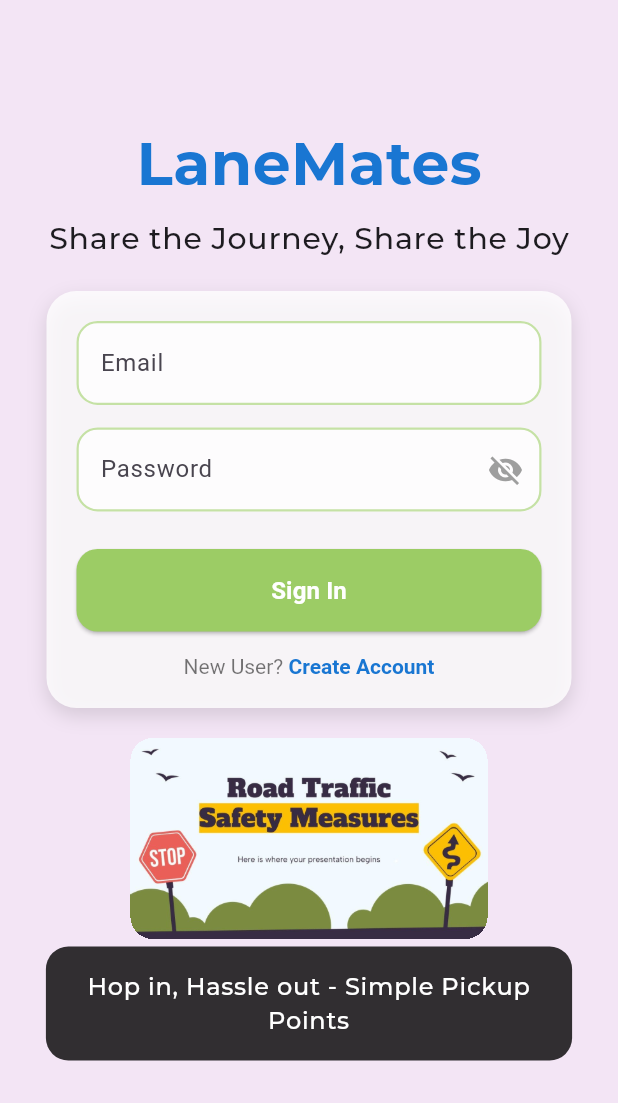
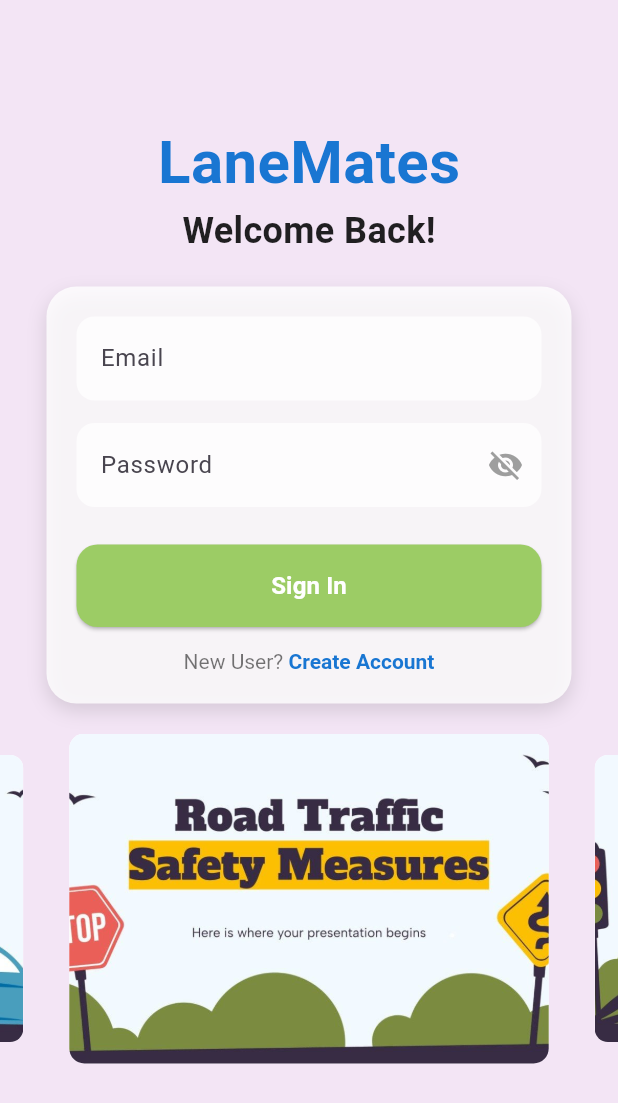
Before and after one commit to sirius54817/LaneMate_Provider, a Flutter app: the screen it shows after launch, on a phone screen of 412 x 824 dp. Shown: the top 1103 px of the screen. Run offline on Flutter 3.47's test engine with Material 3 defaults, Android fonts, the phone set to English and light mode, and no system bars; drawn by our look-alikes of carousel_slider; our stand-ins replace cloud_firestore, firebase_auth, firebase_core, firebase_storage, fluttertoast, geolocator and 7 more; missing offline and left inert: flutter_polyline_points; accounts and stored records are empty.

Commit message:
Update: Fix Login Logic

```diff
--- a/lib/pages/login.dart
+++ b/lib/pages/login.dart
@@ -5,8 +5,7 @@ import 'package:ecub_delivery/pages/signup.dart';
 import 'package:ecub_delivery/services/auth_service.dart';
 import 'package:ecub_delivery/pages/navigation.dart';
 import 'package:cloud_firestore/cloud_firestore.dart';
-import 'package:google_fonts/google_fonts.dart';
-
+import 'package:firebase_auth/firebase_auth.dart';
 
 class Login extends StatefulWidget {
   const Login({Key? key}) : super(key: key);
@@ -24,18 +23,7 @@ class _LoginState extends State<Login> {
     'assets/carousel1.png',
     'assets/carousel2.png',
     'assets/carousel3.png',
-    'assets/carousel4.png',
   ];
-
-  // Add new field for captions
-  final List<String> carouselCaptions = [
-    "Hop in, Hassle out - Simple Pickup Points",
-    "Always There When You Need",
-    "Smooth Rides, Smoother Payments",
-    "Perfect Pickup, Perfect Journey"
-  ];
-
-  int _currentCarouselIndex = 0;
 
   @override
   void dispose() {
@@ -58,31 +46,20 @@ class _LoginState extends State<Login> {
                 const SizedBox(height: 80),
                 Text(
                   'LaneMates',
-                  style: GoogleFonts.montserrat(
+                  style: TextStyle(
                     fontSize: 40,
                     fontWeight: FontWeight.bold,
                     color: Colors.blue.shade700,
                   ),
                 ),
-
-                const SizedBox(height: 8),
-
                 Text(
-                  'Share the Journey, Share the Joy',
-                  style: GoogleFonts.montserrat(
-                    fontSize: 20,
-                    fontWeight: FontWeight.w500,
-                    // color: Colors.blue.shade600,
-                    letterSpacing: 0.5,
+                  'Welcome Back!',
+                  style: TextStyle(
+                    fontSize: 24,
+                    fontWeight: FontWeight.w600,
+                    color: Colors.black87,
                   ),
                 ),
-                // Text(
-                //   'Welcome Back!',
-                //   style: TextStyle(
-                //     fontSize: 24,
-                //     fontWeight: FontWeight.w600,
-                //     color: Colors.black87,
-                //   ),
                 const SizedBox(height: 20),
                 SingleChildScrollView(
                   physics: const NeverScrollableScrollPhysics(),
@@ -151,92 +128,37 @@ class _LoginState extends State<Login> {
   }
 
   Widget _bottomCarousel() {
-    return Column(
-      children: [
-        CarouselSlider(
+    return CarouselSlider(
       options: CarouselOptions(
-            height: 220,
+        height: 220, // Increased from 120 to 220
         autoPlay: true,
         enlargeCenterPage: true,
-            viewportFraction: 0.9,
-            aspectRatio: 16/9,  // Fixed aspect ratio
+        aspectRatio: 16/9,
         autoPlayCurve: Curves.fastOutSlowIn,
         enableInfiniteScroll: true,
         autoPlayAnimationDuration: const Duration(milliseconds: 800),
-            onPageChanged: (index, reason) {
-              setState(() {
-                _currentCarouselIndex = index;
-              });
-            }
       ),
-          items: List.generate(carouselImages.length, (index) {
+      items: carouselImages.map((imagePath) {
         return Builder(
           builder: (BuildContext context) {
             return Container(
+              width: MediaQuery.of(context).size.width,
               margin: const EdgeInsets.symmetric(horizontal: 5.0),
               decoration: BoxDecoration(
-                    borderRadius: BorderRadius.circular(15),
-                    boxShadow: [
-                      // BoxShadow(
-                      //   color: Colors.black.withOpacity(0.2),
-                      //   spreadRadius: 1,
-                      //   blurRadius: 5,
-                      // )
-                    ],
+                color: Colors.white,
+                borderRadius: BorderRadius.circular(10),
+                image: DecorationImage(
+                  image: AssetImage(imagePath),
+                  fit: BoxFit.cover,
                 ),
-                  child: Column(
-                    children: [
-                      Expanded(
-                        child: ClipRRect(
-                          borderRadius: BorderRadius.circular(15),
-                          clipBehavior: Clip.hardEdge,
-                          child: AspectRatio(
-                            aspectRatio: 16/9,
-                            child: Image.asset(
-                              carouselImages[index],
-                              width: double.infinity,
-                              height: double.infinity,
-                              fit: BoxFit.cover,
-                              alignment: Alignment.center,
-                            ),
-                          ),
-                        ),
-                      ),
-                      Container(
-                        decoration: BoxDecoration(
-                          color: Colors.black.withOpacity(0.8),
-                          borderRadius: BorderRadius.circular(15),  // Changed this line
-                        ),
-                        margin: const EdgeInsets.symmetric(
-                          horizontal: 5,
-                          vertical: 5,
-                        ),  // Added margin
-                        padding: const EdgeInsets.symmetric(
-                          vertical: 15,
-                          horizontal: 15,
-                        ),
-                        child: Text(
-                          carouselCaptions[index],
-                          style: GoogleFonts.montserrat(
-                            fontSize: 16,
-                            fontWeight: FontWeight.w500,
-                            color: Colors.white,
-                            letterSpacing: 0.5,
-                          ),
-                          textAlign: TextAlign.center,
-                        ),
-                      ),
-                    ],
               ),
             );
           },
         );
-          }),
-        ),
-      ],
+      }).toList(),
     );
   }
-//
+
   // Rest of the code remains unchanged
   Widget _loginTextField({
     required TextEditingController controller,
@@ -258,25 +180,8 @@ class _LoginState extends State<Login> {
         filled: true,
         fillColor: Colors.white.withOpacity(0.7),
         border: OutlineInputBorder(
-          borderRadius: BorderRadius.circular(14),
-          borderSide: BorderSide(
-            color: Colors.lightGreen.shade200,
-            width: 1.5,
-          ),
-        ),
-        enabledBorder: OutlineInputBorder(
-          borderRadius: BorderRadius.circular(14),
-          borderSide: BorderSide(
-            color: Colors.lightGreen.shade200,
-            width: 1.5,
-          ),
-        ),
-        focusedBorder: OutlineInputBorder(
-          borderRadius: BorderRadius.circular(14),
-          borderSide: BorderSide(
-            color: Colors.lightGreen.shade400,
-            width: 2,
-          ),
+          borderRadius: BorderRadius.circular(12),
+          borderSide: BorderSide.none,
         ),
         suffixIcon: suffixIcon,
       ),
@@ -333,32 +238,55 @@ class _LoginState extends State<Login> {
 
   void _performLogin() async {
     try {
-      final agentSnapshot = await FirebaseFirestore.instance
-          .collection('delivery_agent')
+      // Check if user exists in users collection
+      final userSnapshot = await FirebaseFirestore.instance
+          .collection('users')
           .where('email', isEqualTo: _emailController.text)
           .get();
 
-      if (agentSnapshot.docs.isEmpty) {
+      if (userSnapshot.docs.isEmpty) {
         ScaffoldMessenger.of(context).showSnackBar(
           const SnackBar(
-            content: Text('Access denied: Not a registered delivery agent'),
+            content: Text('No account found with this email'),
             backgroundColor: Colors.red,
           ),
         );
         return;
       }
 
+      // Perform sign in
       await AuthService().signin(
         email: _emailController.text,
         password: _passwordController.text,
         context: context,
       );
 
-      Navigator.pushReplacement(
-        context,
-        MaterialPageRoute(builder: (context) => MainNavigation()),
+      // After successful login, check if user has completed driver verification
+      final userId = FirebaseAuth.instance.currentUser?.uid;
+      if (userId != null) {
+        final driverVerification = await FirebaseFirestore.instance
+            .collection('driver_verifications')
+            .doc(userId)
+            .get();
+
+        if (driverVerification.exists) {
+          final isVerified = driverVerification.data()?['isOverallDataValid'] ?? false;
+          if (!isVerified) {
+            // Show a message about pending verification if they've submitted docs
+            final hasSubmitted = driverVerification.data()?['submittedAt'] != null;
+            if (hasSubmitted) {
+              ScaffoldMessenger.of(context).showSnackBar(
+                const SnackBar(
+                  content: Text('Your driver verification is pending approval'),
+                  backgroundColor: Colors.orange,
+                ),
               );
+            }
+          }
+        }
+      }
     } catch (e) {
+      if (!context.mounted) return;
       ScaffoldMessenger.of(context).showSnackBar(
         SnackBar(
           content: Text('Login failed: ${e.toString()}'),
```
Also changed, not shown: lib/services/auth_service.dart (+48 -38 lines). Lines whose indentation alone changed are shown as unchanged.
